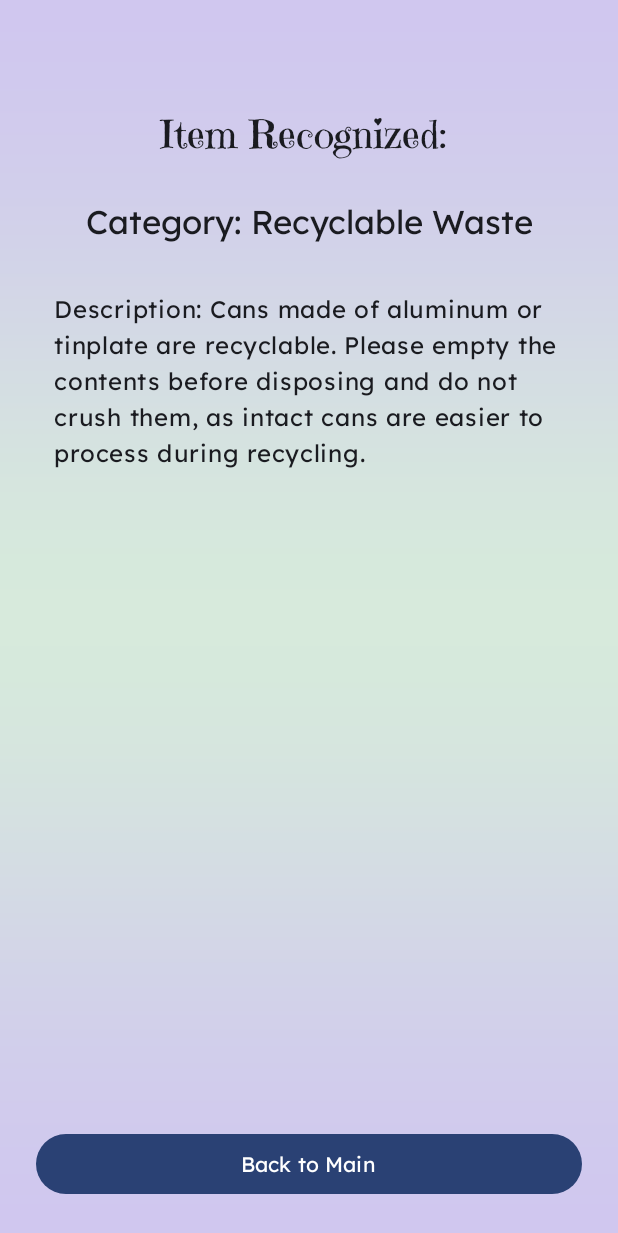
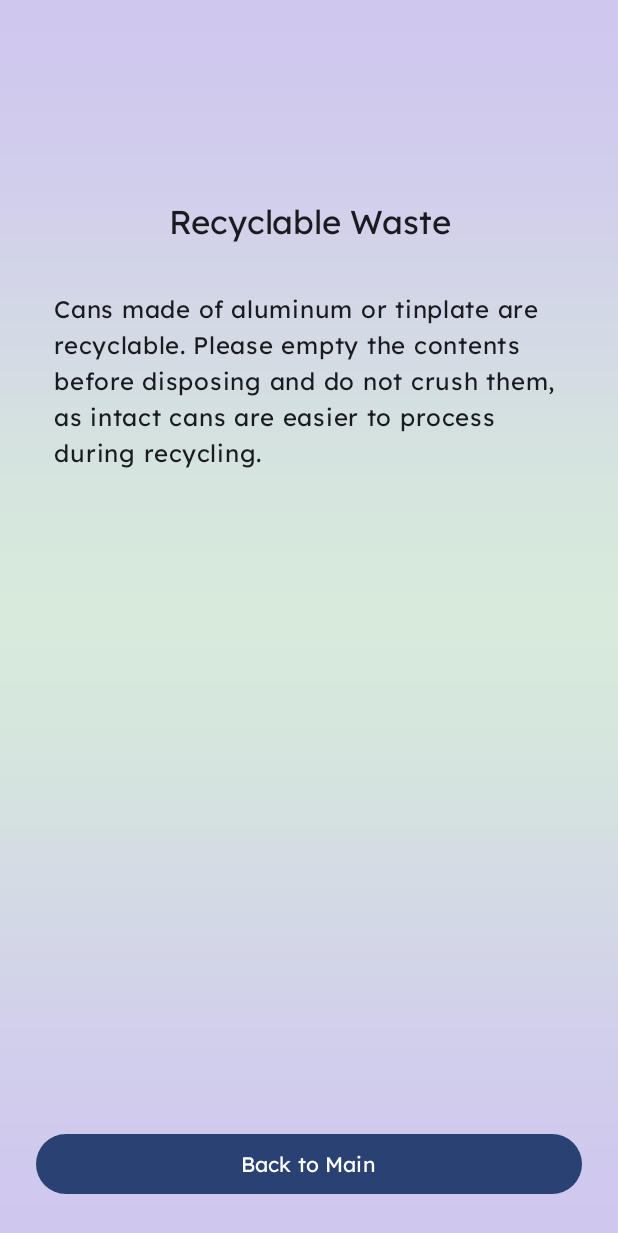
Before and after one commit to ggeznob/TrashWiz, an Android app built with Jetpack Compose: the composable ResultScreen called with empty values, on a phone screen of 412 x 824 dp. Shown: the top 1233 px of the screen. Run offline under Robolectric (Android 15) with nearby library versions, the phone set to English and light mode, and no system bars.

Commit message:
2025/6/1 1

```diff
--- a/app/build.gradle.kts
+++ b/app/build.gradle.kts
@@ -2,6 +2,7 @@ plugins {
     alias(libs.plugins.android.application)
     alias(libs.plugins.kotlin.android)
     alias(libs.plugins.kotlin.compose)
+    id("org.jetbrains.kotlin.kapt")
 }
 
 android {
@@ -68,7 +69,7 @@ dependencies {
     // Room
     implementation(libs.androidx.room.runtime)
     implementation(libs.androidx.room.ktx)
-    // kapt(libs.androidx.room.compiler) // 如果你用 kapt，再取消注释
+    kapt(libs.androidx.room.compiler) // 如果你用 kapt，再取消注释
 
     // TensorFlow Lite
     implementation(libs.tflite)
--- a/app/src/main/java/com/example/trashwiz/ui/CameraScreen.kt
+++ b/app/src/main/java/com/example/trashwiz/ui/CameraScreen.kt
@@ -89,7 +89,7 @@ fun CameraScreen(navController: NavController) {
                 .fillMaxWidth()
                 .padding(16.dp)
         ) {
-            Text("Picture and Analyze")
+            Text("Capture & Analyze")
         }
     }
 }
--- a/app/src/main/java/com/example/trashwiz/ui/MainScreen.kt
+++ b/app/src/main/java/com/example/trashwiz/ui/MainScreen.kt
@@ -94,7 +94,7 @@ fun MainScreen(navController: NavController) {
                 },
                 modifier = Modifier.fillMaxWidth()
             ) {
-                Text("📷")
+                Text("Identify Trash")
             }
         }
     }
--- a/app/src/main/java/com/example/trashwiz/ui/ResultScreen.kt
+++ b/app/src/main/java/com/example/trashwiz/ui/ResultScreen.kt
@@ -48,7 +48,7 @@ fun ResultScreen(navController: NavController, itemName: String) {
             Spacer(modifier = Modifier.height(48.dp))
 
             Text(
-                text = "Item Recognized: $itemName",
+                text = "$itemName",
                 style = MaterialTheme.typography.headlineMedium.copy(fontSize = 26.sp),
                 textAlign = TextAlign.Center,
                 fontFamily = ec_regular
@@ -59,7 +59,7 @@ fun ResultScreen(navController: NavController, itemName: String) {
             // 只有当不是无法识别时才显示分类
             if (!isUnrecognizable) {
                 Text(
-                    text = "Category: $category",
+                    text = "$category",
                     style = MaterialTheme.typography.headlineSmall.copy(fontSize = 22.sp),
                     textAlign = TextAlign.Center,
                     fontFamily = dl_regular
@@ -68,7 +68,7 @@ fun ResultScreen(navController: NavController, itemName: String) {
                 Spacer(modifier = Modifier.height(32.dp))
 
                 Text(
-                    text = "Description: $description",
+                    text = "$description",
                     style = MaterialTheme.typography.bodyLarge,
                     textAlign = TextAlign.Start,
                     modifier = Modifier
--- a/gradle/libs.versions.toml
+++ b/gradle/libs.versions.toml
@@ -55,3 +55,4 @@ androidx-camera-view = { module = "androidx.camera:camera-view", version.ref = "
 android-application = { id = "com.android.application", version.ref = "agp" }
 kotlin-android = { id = "org.jetbrains.kotlin.android", version.ref = "kotlin" }
 kotlin-compose = { id = "org.jetbrains.kotlin.plugin.compose", version.ref = "kotlin" }
+kotlin-kapt = { id = "org.jetbrains.kotlin.kapt", version.ref = "kotlin" }
--- a/settings.gradle.kts
+++ b/settings.gradle.kts
@@ -10,6 +10,10 @@ pluginManagement {
         mavenCentral()
         gradlePluginPortal()
     }
+    plugins {
+        id("org.jetbrains.kotlin.jvm") version "2.0.21"
+        id("org.jetbrains.kotlin.kapt") version "2.0.21"
+    }
 }
 dependencyResolutionManagement {
     repositoriesMode.set(RepositoriesMode.FAIL_ON_PROJECT_REPOS)
```
